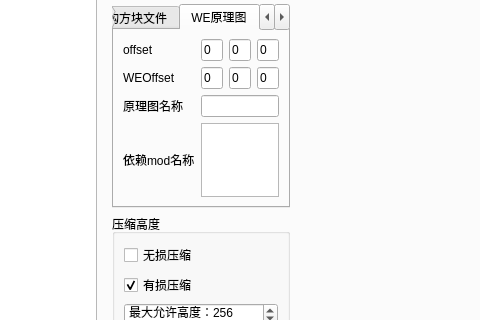
Above: SlopeCraft/SCWind.ui from SlopeCraft/SlopeCraft before the change; both pictures show x 98 to 578 and y 114 to 434 of the 920 by 768 pixel window. Below: the same form after it.
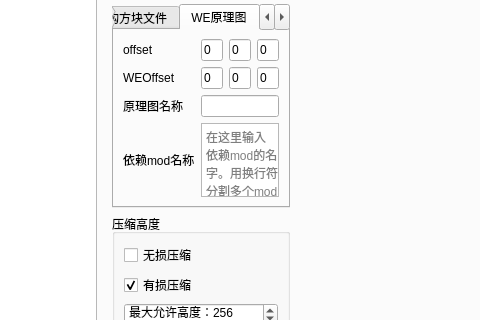
That is the form after the change. The open tabs and pages were chosen to show the change. Custom widgets are drawn as their Qt base class.

The edit to the form file:
```diff
--- a/SlopeCraft/SCWind.ui
+++ b/SlopeCraft/SCWind.ui
@@ -1122,6 +1122,9 @@
                     <verstretch>0</verstretch>
                    </sizepolicy>
                   </property>
+                  <property name="placeholderText">
+                   <string>在这里输入依赖mod的名字。用换行符分割多个mod</string>
+                  </property>
                  </widget>
                 </item>
                </layout>
```
